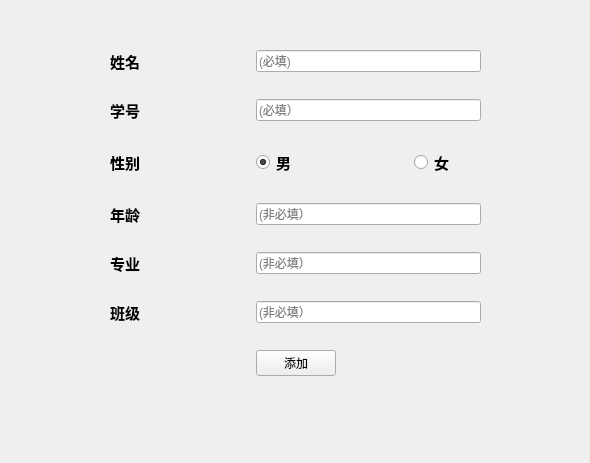
Above: st_mge/add.ui from ALBION23/Student_Manage before the change. Below: the same form after it.
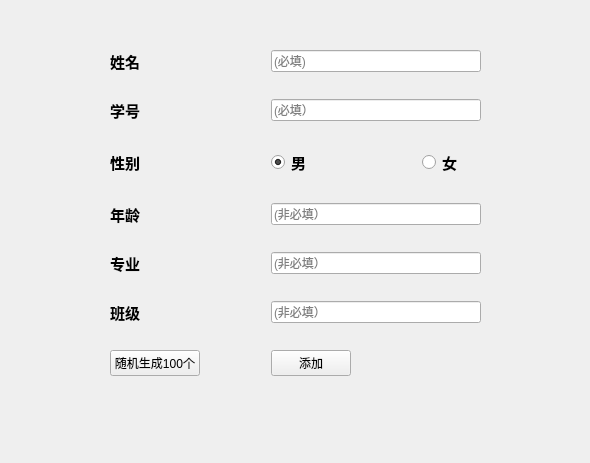
That is the form after the change. Icons and pictures are not drawn.

```diff
--- a/st_mge/add.ui
+++ b/st_mge/add.ui
@@ -205,6 +205,13 @@
       </property>
      </widget>
     </item>
+    <item row="6" column="0">
+     <widget class="QPushButton" name="pushButton_2">
+      <property name="text">
+       <string>随机生成100个</string>
+      </property>
+     </widget>
+    </item>
    </layout>
   </widget>
  </widget>
```
Left out of the diff: 8 changed lines with no effect on the pictures.
